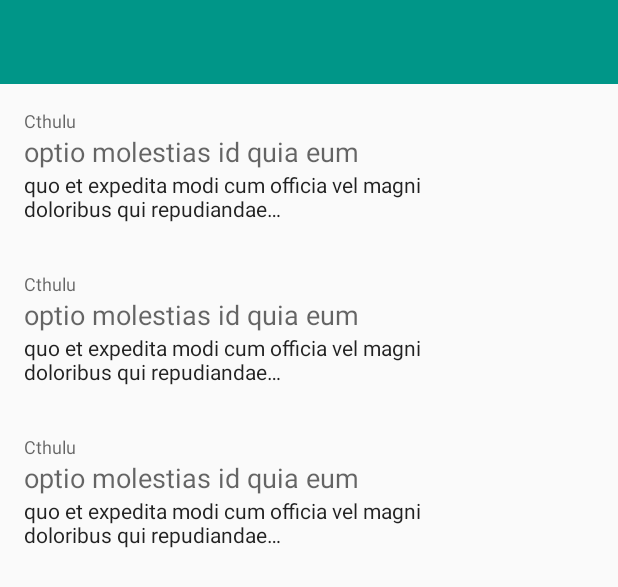
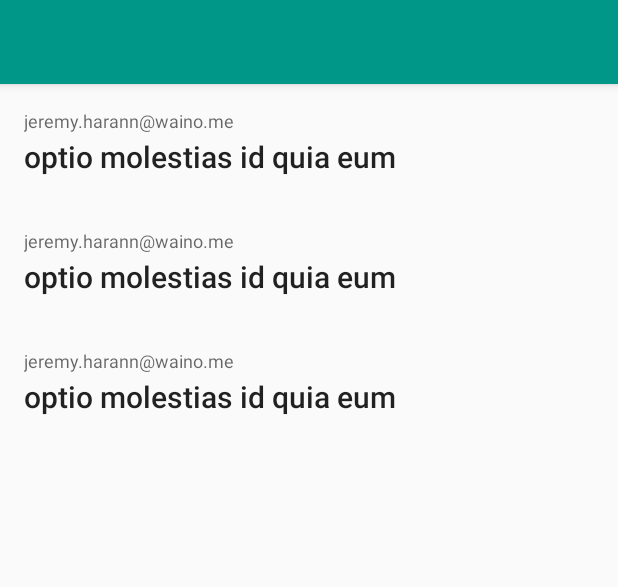
Before and after one commit to Dhananjay92/fancy-json, an Android app: the layout post_list.xml on its own in the app's theme, with its tools: preview values and no code run, on a phone screen of 412 x 824 dp. Shown: the top 587 px of the screen. Run offline under Robolectric (Android 15) with nearby library versions, the phone set to English and light mode, and no system bars.

Commit message:
Minor refactoring
- Generalize LoadResult class
- Restyle the PostSummaryView
- Rename 'ui' package
- Remove unnecessary 'clear()' method from view class

```diff
--- a/app/src/main/java/nl/smuldr/fancyjson/post/overview/ui/DividersItemDecoration.java
+++ b/app/src/main/java/nl/smuldr/fancyjson/post/overview/view/DividersItemDecoration.java
@@ -1,4 +1,4 @@
-package nl.smuldr.fancyjson.post.overview.ui;
+package nl.smuldr.fancyjson.post.overview.view;
 
 import android.content.Context;
 import android.content.res.Resources;
--- a/app/src/main/java/nl/smuldr/fancyjson/post/overview/ui/PostAdapter.java
+++ b/app/src/main/java/nl/smuldr/fancyjson/post/overview/view/PostAdapter.java
@@ -1,4 +1,4 @@
-package nl.smuldr.fancyjson.post.overview.ui;
+package nl.smuldr.fancyjson.post.overview.view;
 
 import android.support.v7.widget.RecyclerView;
 import android.view.LayoutInflater;
--- a/app/src/main/java/nl/smuldr/fancyjson/post/overview/ui/PostSummaryView.java
+++ b/app/src/main/java/nl/smuldr/fancyjson/post/overview/view/PostSummaryView.java
@@ -1,4 +1,4 @@
-package nl.smuldr.fancyjson.post.overview.ui;
+package nl.smuldr.fancyjson.post.overview.view;
 
 import android.content.Context;
 import android.support.annotation.Nullable;
@@ -13,8 +13,7 @@ import nl.smuldr.fancyjson.shared.model.Post;
 public class PostSummaryView extends LinearLayout {
 
     private TextView title;
-    private TextView body;
-    private TextView username;
+    private TextView email;
 
     public PostSummaryView(final Context context) {
         this(context, null);
@@ -36,13 +35,11 @@ public class PostSummaryView extends LinearLayout {
     protected void onFinishInflate() {
         super.onFinishInflate();
         title = (TextView) findViewById(R.id.title);
-        body = (TextView) findViewById(R.id.body);
-        username = (TextView) findViewById(R.id.user);
+        email = (TextView) findViewById(R.id.email);
     }
 
     public void setData(final Post post) {
         title.setText(post.getTitle());
-        body.setText(post.getBody());
-        username.setText(post.getUser().getUsername());
+        email.setText(post.getUser().getEmail());
     }
 }
--- a/app/src/main/res/layout/post_list.xml
+++ b/app/src/main/res/layout/post_list.xml
@@ -3,14 +3,17 @@
     xmlns:tools="http://schemas.android.com/tools"
     android:layout_width="match_parent"
     android:layout_height="match_parent"
-    android:orientation="vertical">
+    android:orientation="vertical"
+    tools:context=".post.overview.PostListActivity">
 
     <android.support.v7.widget.Toolbar
         android:id="@+id/toolbar"
         android:layout_width="match_parent"
         android:layout_height="?attr/actionBarSize"
         android:background="@color/colorPrimary"
-        android:theme="@style/FancyJSONTheme.ActionBar" />
+        android:elevation="@dimen/elevation_toolbar"
+        android:theme="@style/FancyJSONTheme.ActionBar"
+        tools:ignore="UnusedAttribute" />
 
     <FrameLayout
         android:layout_width="match_parent"
--- a/app/src/main/res/layout/post_summary.xml
+++ b/app/src/main/res/layout/post_summary.xml
@@ -1,39 +1,30 @@
 <?xml version="1.0" encoding="utf-8"?>
-<nl.smuldr.fancyjson.post.overview.ui.PostSummaryView xmlns:android="http://schemas.android.com/apk/res/android"
+<nl.smuldr.fancyjson.post.overview.view.PostSummaryView xmlns:android="http://schemas.android.com/apk/res/android"
     xmlns:tools="http://schemas.android.com/tools"
     android:layout_width="match_parent"
-    android:layout_height="wrap_content"
+    android:layout_height="?attr/listPreferredItemHeightLarge"
     android:orientation="vertical"
-    android:paddingBottom="16dp"
     android:paddingEnd="?android:attr/listPreferredItemPaddingEnd"
     android:paddingStart="?android:attr/listPreferredItemPaddingStart"
     android:paddingTop="16dp">
 
     <TextView
-        android:id="@+id/user"
+        android:id="@+id/email"
         android:layout_width="wrap_content"
         android:layout_height="wrap_content"
-        android:textAppearance="@android:style/TextAppearance.Material.Caption"
         android:ellipsize="end"
         android:maxLines="1"
-        tools:text="Cthulu"/>
+        android:textAppearance="@android:style/TextAppearance.Material.Caption"
+        tools:text="jeremy.harann@waino.me" />
 
     <TextView
         android:id="@+id/title"
         android:layout_width="wrap_content"
         android:layout_height="wrap_content"
+        android:layout_marginTop="2dp"
         android:ellipsize="end"
         android:maxLines="1"
-        android:textAppearance="@android:style/TextAppearance.Material.Medium"
+        android:textAppearance="@android:style/TextAppearance.Material.SearchResult.Title"
         tools:text="optio molestias id quia eum" />
 
-    <TextView
-        android:id="@+id/body"
-        android:layout_width="wrap_content"
-        android:layout_height="wrap_content"
-        android:ellipsize="end"
-        android:maxLines="2"
-        android:textAppearance="@android:style/TextAppearance.Material.Body1"
-        tools:text="quo et expedita modi cum officia vel magni\ndoloribus qui repudiandae\nvero nisi sit\nquos veniam quod sed accusamus veritatis error" />
-
-</nl.smuldr.fancyjson.post.overview.ui.PostSummaryView>
+</nl.smuldr.fancyjson.post.overview.view.PostSummaryView>
--- a/app/src/main/res/values/dimens.xml
+++ b/app/src/main/res/values/dimens.xml
@@ -2,4 +2,5 @@
 <resources>
     <dimen name="divider_height">1dp</dimen>
     <dimen name="divider_inset">16dp</dimen>
+    <dimen name="elevation_toolbar">4dp</dimen>
 </resources>
```
Also changed, not shown: app/src/main/java/nl/smuldr/fancyjson/post/overview/PostListActivity.java (+12 -15 lines), app/src/main/java/nl/smuldr/fancyjson/post/overview/PostListPresenter.java (+8 -11 lines), app/src/main/java/nl/smuldr/fancyjson/post/overview/PostsLoader.java (renamed from app/src/main/java/nl/smuldr/fancyjson/post/overview/loader/PostsLoader.java, +8 -5 lines), app/src/main/java/nl/smuldr/fancyjson/post/overview/loader/LoadPostsResult.java (deleted, +0 -30 lines), app/src/main/java/nl/smuldr/fancyjson/shared/LoadResult.java (added, +31 -0 lines).
